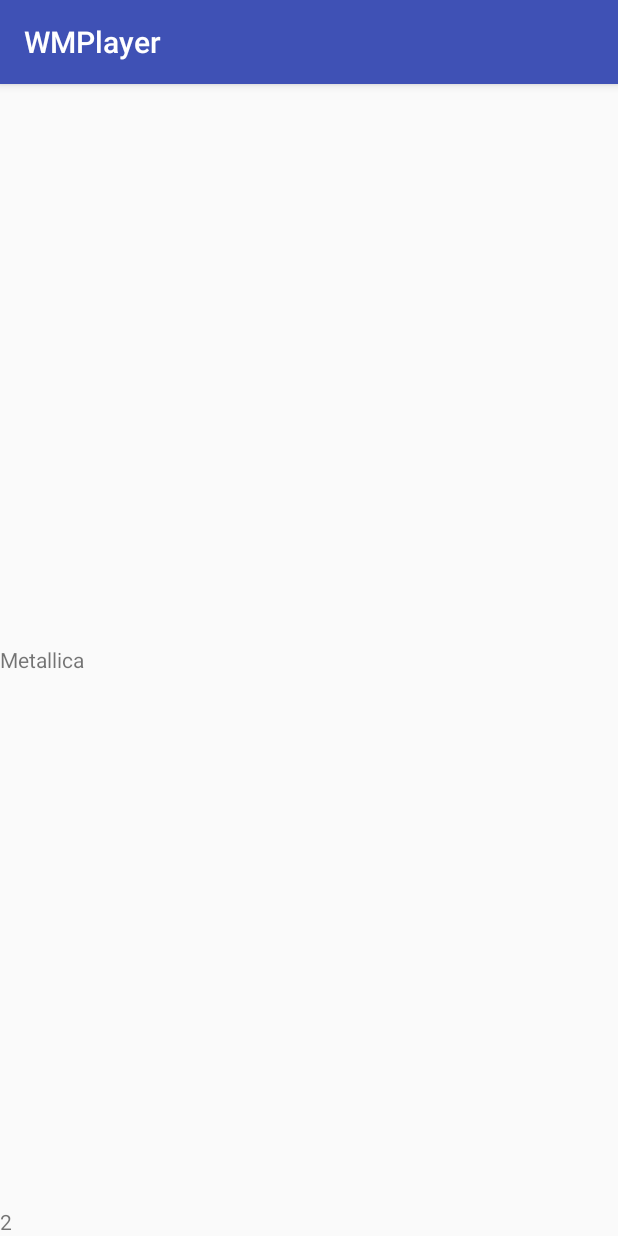
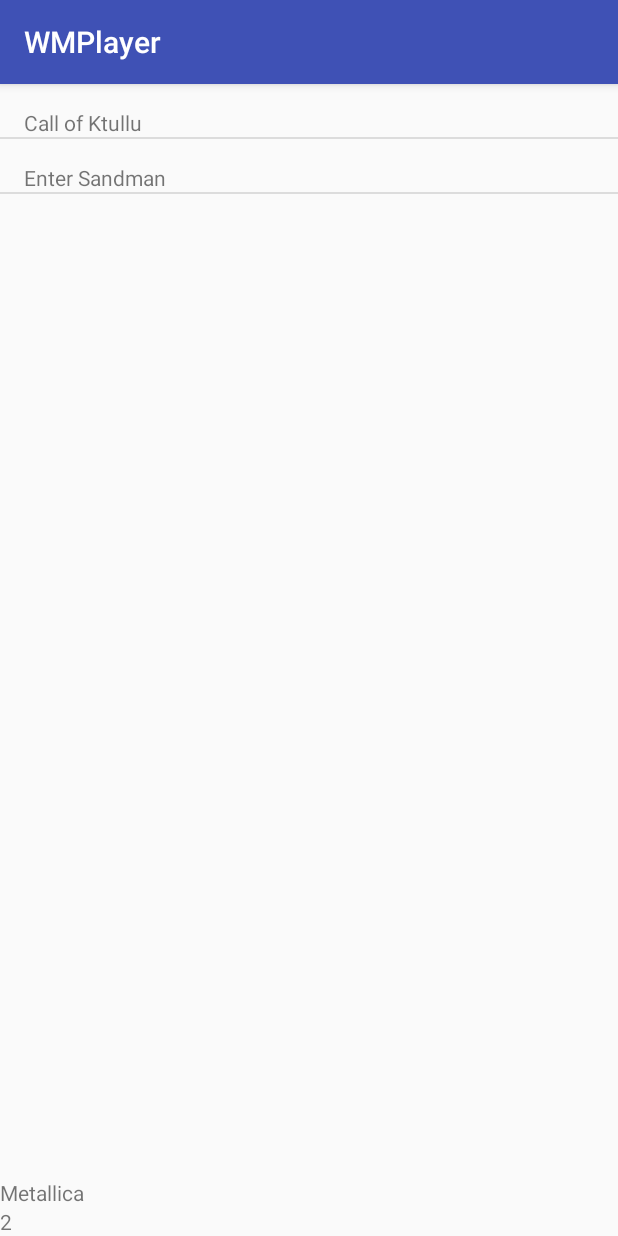
Before and after one commit to wojtekno/WMPlayer, an Android app: the screen it shows after launch (SongListActivity), after a tap on "Metallica", on a phone screen of 412 x 824 dp. Run offline under Robolectric (Android 15) with nearby library versions, the phone set to English and light mode, and no system bars.

Commit message:
Add son_itme.xml, SongListActivity.java, SongListAdapter.java)

```diff
--- a/app/src/main/java/com/example/android/wmplayer/MainActivity.java
+++ b/app/src/main/java/com/example/android/wmplayer/MainActivity.java
@@ -47,6 +47,8 @@ public class MainActivity extends AppCompatActivity {
                 Intent i = new Intent(MainActivity.this, SongListActivity.class);
                 i.putExtra("name", authorDB.get(position).getAuthorName());
                 i.putExtra("numberOfTracks", authorDB.get(position).getNumberOfTracks());
+                i.putExtra("databse", songDB);
+                i.putExtra("pos", position);
                 Log.v(TAG, "number of tracks: " + authorDB.get(position).getNumberOfTracks());
                 startActivity(i);
             }
--- a/app/src/main/java/com/example/android/wmplayer/MusicLibrary.java
+++ b/app/src/main/java/com/example/android/wmplayer/MusicLibrary.java
@@ -12,11 +12,11 @@ public class MusicLibrary {
 
     private final String TAG = "MusicLibrary.java";
     //ArrayList of all @Author
-    private ArrayList<Author> authorDB;
+    private static ArrayList<Author> authorDB;
     //ArrayList of all @Song
-    private ArrayList<Song> songDB;
+    private static ArrayList<Song> songDB;
     //Arraylist of ArrayLists of @Song matched with @Author
-    ArrayList<ArrayList<Song>> musicLibrary;
+    private static ArrayList<ArrayList<Song>> musicLibrary;
 
     public MusicLibrary() {
         authorDB = new ArrayList<Author>();
@@ -26,7 +26,7 @@ public class MusicLibrary {
         updateMusicLibrary();
     }
 
-    public ArrayList<Author> getAuthorDB() {
+    public static ArrayList<Author> getAuthorDB() {
         return authorDB;
     }
 
@@ -119,4 +119,11 @@ public class MusicLibrary {
         }
     }
 
+    public static ArrayList<Song> getSongDB() {
+        return songDB;
+    }
+
+    public static  ArrayList<ArrayList<Song>> getMusicLibrary() {
+        return musicLibrary;
+    }
 }
--- a/app/src/main/java/com/example/android/wmplayer/SongListActivity.java
+++ b/app/src/main/java/com/example/android/wmplayer/SongListActivity.java
@@ -2,20 +2,41 @@ package com.example.android.wmplayer;
 
 import android.os.Bundle;
 import android.support.v7.app.AppCompatActivity;
+import android.widget.ListView;
 import android.widget.TextView;
 
+import java.util.ArrayList;
+
+//TODO how to pass Arraylists from MusicLibrary to this class?
 public class SongListActivity extends AppCompatActivity {
+    ArrayList<Song> authorSong;
 
     @Override
     protected void onCreate(Bundle savedInstanceState) {
         super.onCreate(savedInstanceState);
         setContentView(R.layout.activity_song_list);
 
+        int pos = getIntent().getIntExtra("pos", 0);
+        authorSong = MusicLibrary.getMusicLibrary().get(pos);
+
+
+        ListView listView = findViewById(R.id.songlist_lv);
+
         TextView testTV = (TextView) findViewById(R.id.now_playing_sl_tv);
         testTV.setText(String.valueOf(getIntent().getIntExtra("numberOfTracks", 0)));
 
-        TextView name = (TextView) findViewById(R.id.test_tv);
+        final TextView name = (TextView) findViewById(R.id.test_tv);
         name.setText(getIntent().getStringExtra("name"));
 
+        SongListAdapter songListAdapter = new SongListAdapter(SongListActivity.this, authorSong, new AuthorListAdapter.OnAuthorItemClickListener() {
+
+            @Override
+            public void onItemClick(int position) {
+                name.setText("juuupipipipipi");
+
+            }
+        });
+
+        listView.setAdapter(songListAdapter);
     }
 }
--- a/app/src/main/java/com/example/android/wmplayer/SongListAdapter.java
+++ b/app/src/main/java/com/example/android/wmplayer/SongListAdapter.java
@@ -1,8 +1,50 @@
 package com.example.android.wmplayer;
+
+import android.content.Context;
+import android.support.annotation.NonNull;
+import android.support.annotation.Nullable;
+import android.view.LayoutInflater;
+import android.view.View;
+import android.view.ViewGroup;
+import android.widget.ArrayAdapter;
+import android.widget.TextView;
+
+import java.util.ArrayList;
 
 /**
  * Created by Wojtek on 4/23/2018.
  */
 
-public class SongListAdapter  {
+public class SongListAdapter extends ArrayAdapter<Song> {
+
+    AuthorListAdapter.OnAuthorItemClickListener callback;
+    public SongListAdapter(@NonNull Context context, @NonNull ArrayList<Song> songDB, AuthorListAdapter.OnAuthorItemClickListener callback) {
+        super(context,0,songDB);
+        this.callback = callback;
+    }
+
+    @NonNull
+    @Override
+    public View getView(final int position, @Nullable View convertView, @NonNull ViewGroup parent) {
+
+        // Check if the existing view is being reused, otherwise inflate the view
+        View listItemView = convertView;
+        if (listItemView == null) {
+            listItemView = LayoutInflater.from(getContext()).inflate(
+                    R.layout.song_item, parent, false);
+        }
+        Song currentSong = getItem(position);
+
+        final TextView songTitle = listItemView.findViewById(R.id.song_list_item_tv);
+        songTitle.setText(currentSong.getTitle());
+        songTitle.setOnClickListener(new View.OnClickListener() {
+            @Override
+            public void onClick(View view) {
+                callback.onItemClick(position);
+                songTitle.setText("one two three");
+            }
+        });
+
+        return listItemView;
+    }
 }
--- a/app/src/main/res/layout/activity_song_list.xml
+++ b/app/src/main/res/layout/activity_song_list.xml
@@ -14,8 +14,8 @@
     <TextView
         android:id="@+id/test_tv"
         android:layout_width="wrap_content"
-        android:layout_height="0dp"
-        android:layout_weight="1" />
+        android:layout_height="wrap_content"
+        />
 
     <TextView
         android:id="@+id/now_playing_sl_tv"
--- /dev/null
+++ b/app/src/main/res/layout/song_item.xml
@@ -0,0 +1,15 @@
+<?xml version="1.0" encoding="utf-8"?>
+<LinearLayout
+    xmlns:android="http://schemas.android.com/apk/res/android" android:layout_width="match_parent"
+    android:layout_height="match_parent"
+    xmlns:tools="http://schemas.android.com/tools"
+    android:paddingTop="16dp"
+    android:paddingLeft="16dp">
+
+    <TextView
+        android:id="@+id/song_list_item_tv"
+        android:layout_width="wrap_content"
+        android:layout_height="wrap_content"
+        tools:text="Extasy of gold"/>
+
+</LinearLayout>
```
